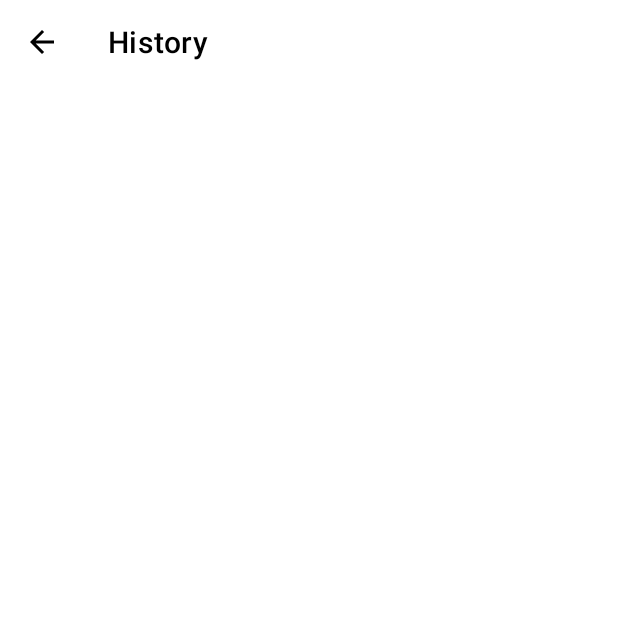
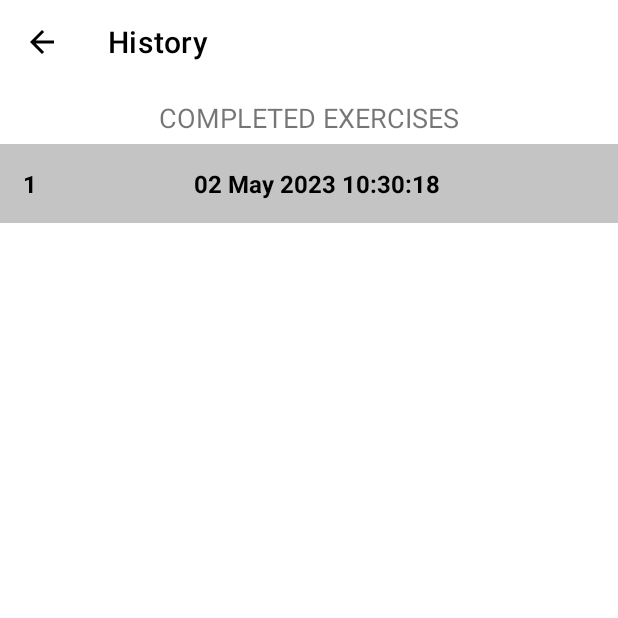
Before and after one commit to VaggosBt/Workout-Now-App, an Android app: the HistoryActivity screen opened directly, with no data from a screen before it, on a phone screen of 412 x 824 dp, the top half of it. Before the commit the part shown is almost empty. Run offline under Robolectric (Android 15) with nearby library versions, the phone set to English and light mode, and no system bars; our stand-ins replace Room's generated code.

Commit message:
Finalize HistoryActivity screen with inapp HistoryDatabase + completed workout dates appearing in history Screen + UI and UX fixes and improvements

```diff
--- a/app/src/main/AndroidManifest.xml
+++ b/app/src/main/AndroidManifest.xml
@@ -10,9 +10,10 @@
 
     <application
         android:allowBackup="true"
+        android:name=".WorkoutApp"
         android:dataExtractionRules="@xml/data_extraction_rules"
         android:fullBackupContent="@xml/backup_rules"
-        android:icon="@mipmap/ic_launcher"
+        android:icon="@drawable/workout_now_app_icon"
         android:label="@string/app_name"
         android:supportsRtl="true"
         android:theme="@style/Theme.WorkoutApp"
--- a/app/src/main/java/com/udemycourses/workoutapp/ExerciseActivity.kt
+++ b/app/src/main/java/com/udemycourses/workoutapp/ExerciseActivity.kt
@@ -26,8 +26,8 @@ class ExerciseActivity : AppCompatActivity(), TextToSpeech.OnInitListener {
     private var timer: CountDownTimer? = null
     private var progress = 0
 
-    private var totalRestTime : Long = 1  //10 - (in seconds)
-    private var totalExerciseTime : Long = 1//30 - ( in seconds)
+    private var totalRestTime : Long = 10 // (in seconds)
+    private var totalExerciseTime : Long = 30 // - ( in seconds)
 
     private var exerciseList : ArrayList<ExerciseModel>? = null
     private var currentExercisePosition = -1 //When start, we'll start increasing this value by 1 after each exercise, so first value will be 0, which is arrayList's first element
--- a/app/src/main/java/com/udemycourses/workoutapp/HistoryActivity.kt
+++ b/app/src/main/java/com/udemycourses/workoutapp/HistoryActivity.kt
@@ -2,7 +2,13 @@ package com.udemycourses.workoutapp
 
 import androidx.appcompat.app.AppCompatActivity
 import android.os.Bundle
+import android.util.Log
+import android.view.View
+import androidx.lifecycle.lifecycleScope
+import androidx.recyclerview.widget.LinearLayoutManager
 import com.udemycourses.workoutapp.databinding.ActivityHistoryBinding
+import kotlinx.coroutines.flow.collect
+import kotlinx.coroutines.launch
 
 class HistoryActivity : AppCompatActivity() {
 
@@ -21,11 +27,46 @@ class HistoryActivity : AppCompatActivity() {
         }
 
         binding?.toolbarHistoryActivity?.setNavigationOnClickListener {
-            //onBackPressedDispatcher.onBackPressed()
-
+            onBackPressedDispatcher.onBackPressed()
         }
 
+
+        val historyDao = (application as WorkoutApp).db.historyDao()
+        getAllCompletedDates(historyDao)
+
+    }
+    private fun getAllCompletedDates(historyDao: HistoryDao){
+        Log.e("Date:", "getAllCompletedDates run")
+        lifecycleScope.launch {
+            historyDao.fetchAllDates().collect{allCompletedDatesList ->
+                if(allCompletedDatesList.isNotEmpty()){
+                    binding?.tvHistory?.visibility = View.VISIBLE
+                    binding?.rvHistory?.visibility = View.VISIBLE
+                    binding?.tvNoDataAvailable?.visibility = View.INVISIBLE
+
+                    binding?.rvHistory?.layoutManager = LinearLayoutManager(this@HistoryActivity)
+
+                    val dates = ArrayList<String>()
+
+                    for (date in allCompletedDatesList){
+                        dates.add(date.date)
+                    }
+
+                    val historyAdapter = HistoryAdapter(dates)
+                    binding?.rvHistory?.adapter = historyAdapter
+
+                }else{
+                    binding?.tvHistory?.visibility = View.GONE
+                    binding?.rvHistory?.visibility = View.GONE
+                    binding?.tvNoDataAvailable?.visibility = View.VISIBLE
+                }
+            }
+        }
     }
 
+    override fun onDestroy() {
+        super.onDestroy()
+        binding = null
+    }
 
 }
--- /dev/null
+++ b/app/src/main/java/com/udemycourses/workoutapp/HistoryAdapter.kt
@@ -0,0 +1,40 @@
+package com.udemycourses.workoutapp
+
+import android.view.LayoutInflater
+import android.view.View
+import android.view.ViewGroup
+import androidx.core.content.ContextCompat
+import androidx.recyclerview.widget.RecyclerView
+import com.udemycourses.workoutapp.databinding.ItemHistoryRowBinding
+
+class HistoryAdapter(private val items: ArrayList<String>) : RecyclerView.Adapter<HistoryAdapter.ViewHolder>(){
+
+
+    class ViewHolder(binding: ItemHistoryRowBinding) : RecyclerView.ViewHolder(binding.root){
+        val llHistoryItemMain = binding.llHistoryItemMain
+        val tvItem = binding.tvItem
+        val tvPosition = binding.tvPosition
+    }
+
+    override fun onCreateViewHolder(parent: ViewGroup, viewType: Int): ViewHolder {
+        return ViewHolder(ItemHistoryRowBinding.inflate(LayoutInflater.from(parent.context),parent, false))
+    }
+
+    override fun getItemCount(): Int {
+       return items.size
+    }
+
+    override fun onBindViewHolder(holder: ViewHolder, position: Int) {
+        val date : String = items.get(position)
+        holder.tvPosition.text = (position+1).toString()
+        holder.tvItem.text = date
+
+        if(position % 2 == 0 ){
+            holder.llHistoryItemMain.setBackgroundColor(ContextCompat.
+            getColor(holder.itemView.context, R.color.lightGray))
+        }else{
+            holder.llHistoryItemMain.setBackgroundColor(ContextCompat.
+            getColor(holder.itemView.context, R.color.white))
+        }
+    }
+}
--- /dev/null
+++ b/app/src/main/java/com/udemycourses/workoutapp/HistoryDao.kt
@@ -0,0 +1,18 @@
+package com.udemycourses.workoutapp
+
+import androidx.room.Dao
+import androidx.room.Insert
+import androidx.room.Query
+import kotlinx.coroutines.flow.Flow
+
+@Dao
+interface HistoryDao {
+
+    @Insert
+    suspend fun insert(historyEntity: HistoryEntity)
+
+    @Query("SELECT * FROM `history-table`")
+    fun fetchAllDates(): Flow<List<HistoryEntity>>
+
+
+}
--- /dev/null
+++ b/app/src/main/java/com/udemycourses/workoutapp/HistoryEntity.kt
@@ -0,0 +1,10 @@
+package com.udemycourses.workoutapp
+
+import androidx.room.Entity
+import androidx.room.PrimaryKey
+
+@Entity(tableName = "history-table")
+data class HistoryEntity(
+    @PrimaryKey
+    val date:String
+)
--- /dev/null
+++ b/app/src/main/java/com/udemycourses/workoutapp/WorkoutApp.kt
@@ -0,0 +1,10 @@
+package com.udemycourses.workoutapp
+
+import android.app.Application
+
+class WorkoutApp : Application() {
+    val db by lazy{
+        HistoryDatabase.getInstance(this)
+    }
+
+}
--- a/app/src/main/res/layout/activity_history.xml
+++ b/app/src/main/res/layout/activity_history.xml
@@ -18,4 +18,43 @@
 
         />
 
+    <TextView
+        android:id="@+id/tvHistory"
+        android:layout_width="match_parent"
+        android:layout_height="wrap_content"
+        android:layout_margin="10dp"
+        android:gravity="center"
+        android:text="COMPLETED EXERCISES"
+        android:textSize="18sp"
+        android:visibility="gone"
+        tools:visibility="visible"
+
+        app:layout_constraintTop_toBottomOf="@id/toolbarHistoryActivity"/>
+
+    <androidx.recyclerview.widget.RecyclerView
+        android:id="@+id/rvHistory"
+        android:layout_width="match_parent"
+        android:layout_height="wrap_content"
+        android:layout_marginTop="5dp"
+        android:visibility="gone"
+        tools:visibility="visible"
+
+        app:layout_constraintTop_toBottomOf="@id/tvHistory"
+        />
+
+    <TextView
+        android:id="@+id/tvNoDataAvailable"
+        android:layout_width="match_parent"
+        android:layout_height="wrap_content"
+        android:gravity="center"
+        android:text="NO DATA AVAILABLE"
+        android:textColor="@color/inputText"
+        android:textSize="18sp"
+        android:visibility="gone"
+        tools:visibility="visible"
+
+        app:layout_constraintTop_toBottomOf="@id/toolbarHistoryActivity"
+        app:layout_constraintBottom_toBottomOf="parent"
+        />
+
 </androidx.constraintlayout.widget.ConstraintLayout>
--- /dev/null
+++ b/app/src/main/res/layout/item_history_row.xml
@@ -0,0 +1,33 @@
+<?xml version="1.0" encoding="utf-8"?>
+
+<LinearLayout xmlns:android="http://schemas.android.com/apk/res/android"
+    xmlns:tools="http://schemas.android.com/tools"
+    android:id="@+id/ll_history_item_main"
+    android:layout_width="match_parent"
+    android:layout_height="wrap_content"
+    android:background="#EBEBEB"
+    android:orientation="horizontal"
+    android:padding="15dp">
+
+    <TextView
+        android:id="@+id/tvPosition"
+        android:layout_width="wrap_content"
+        android:layout_height="wrap_content"
+        android:gravity="center"
+        android:textColor="@color/inputText"
+        android:textSize="16sp"
+        android:textStyle="bold"
+        tools:text="1" />
+
+    <TextView
+        android:id="@+id/tvItem"
+        android:layout_width="0dp"
+        android:layout_height="wrap_content"
+        android:layout_weight="1"
+        android:gravity="center"
+        android:textColor="@color/inputText"
+        android:textSize="16sp"
+        android:textStyle="bold"
+        tools:text="DATE" />
+</LinearLayout>
+    <!--END-->
--- a/app/src/main/res/values/colors.xml
+++ b/app/src/main/res/values/colors.xml
@@ -8,7 +8,10 @@
     <color name="black">#FF000000</color>
     <color name="white">#FFFFFFFF</color>
     <color name="gray">#B2333333</color>
+
     <color name="appThemeSkyBlue">#75C6FA</color>
+    <color name="appRed">#FE3847</color>
+
 
     <color name="colorPrimary">#B2212121</color>
     <color name="colorPrimaryDark">#B2212121</color>
--- a/app/src/main/res/values/strings.xml
+++ b/app/src/main/res/values/strings.xml
@@ -1,4 +1,4 @@
 <resources>
-    <string name="app_name">WorkoutApp</string>
+    <string name="app_name">WorkoutNow</string>
     <string name="image">start image</string>
 </resources>
```
Also changed, not shown: app/build.gradle (+13 -1 lines), app/src/main/java/com/udemycourses/workoutapp/FinishScreenActivity.kt (+25 -4 lines), app/src/main/java/com/udemycourses/workoutapp/HistoryDatabase.kt (added, +36 -0 lines), app/src/main/res/drawable/item_circular_red_background.xml (added, +7 -0 lines), app/src/main/res/drawable/item_circular_sky_blue_background.xml (added, +7 -0 lines), app/src/main/res/layout/activity_main.xml (+4 -4 lines), app/src/main/res/drawable/workout_now_app_icon.png (added).
